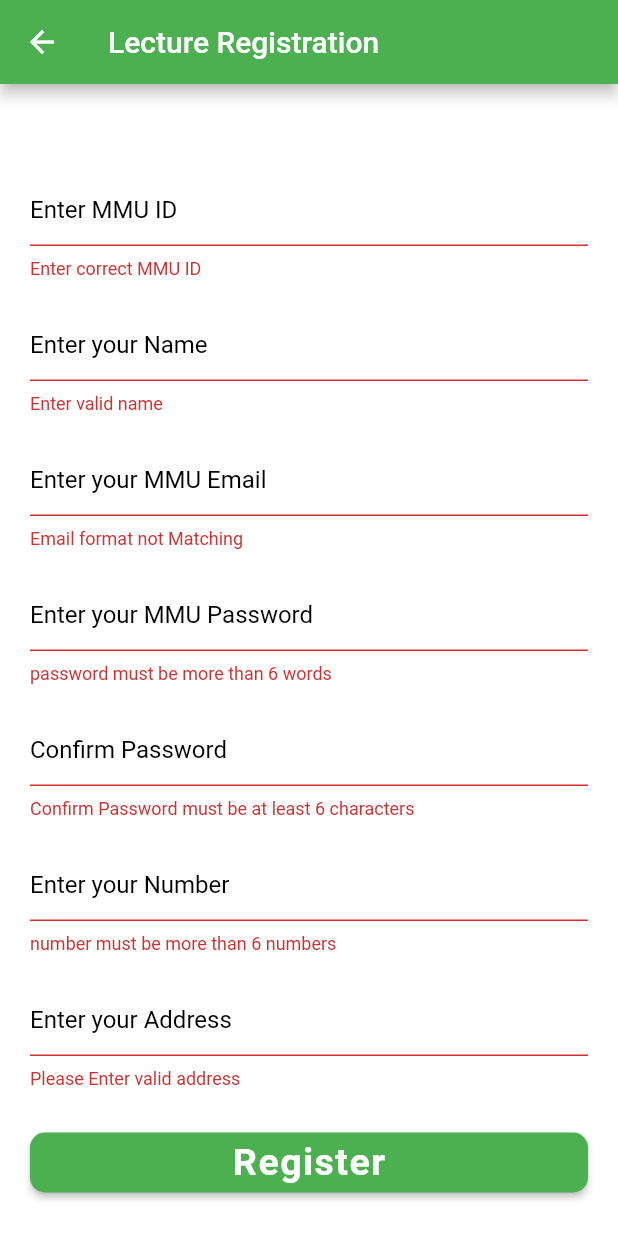
After one commit to Hiroaki-hey-jude/sef3, a Flutter app: the LectureSignUpPage screen opened directly, after a tap on "Register", on a phone screen of 412 x 824 dp. The commit adds this screen. Run offline on Flutter 3.47's test engine with Material 2 defaults, Android fonts, the phone set to English and light mode, and no system bars; our stand-ins replace cloud_firestore, firebase_auth, firebase_core; accounts and stored records are empty.

Commit message:
added lecture login and registration features with firebase

```diff
--- a/lib/common_auth.dart
+++ b/lib/common_auth.dart
@@ -8,16 +8,15 @@ Widget commonTextFormField({
   return Container(
     padding: const EdgeInsets.only(left: 20, right: 20, top: 20),
     child: TextFormField(
-      obscureText: true,
       validator: validator,
       controller: textEditingController,
       style: const TextStyle(
-        color: Colors.white,
+        color: Colors.black,
       ),
       decoration: InputDecoration(
         hintText: hintText,
         hintStyle: const TextStyle(
-          color: Colors.white70,
+          color: Colors.black,
         ),
         enabledBorder: const UnderlineInputBorder(
           borderSide: BorderSide(
--- /dev/null
+++ b/lib/screen/lecture_sign_up_page.dart
@@ -0,0 +1,183 @@
+import 'package:flutter/material.dart';
+import 'package:sef/global/email_password_auth.dart';
+import 'package:sef/global/enum.dart';
+import 'package:cloud_firestore/cloud_firestore.dart';
+import 'package:firebase_auth/firebase_auth.dart';
+import 'package:sef/global/reg_exp.dart';
+import 'package:sef/screen/lecture_login_page.dart';
+
+import '../common_auth.dart';
+
+class LectureSignUpPage extends StatefulWidget {
+  const LectureSignUpPage({Key? key}) : super(key: key);
+
+  @override
+  _LectureSignUpPageState createState() => _LectureSignUpPageState();
+}
+
+class _LectureSignUpPageState extends State<LectureSignUpPage> {
+  final GlobalKey<FormState> _signUpKey = GlobalKey();
+  final TextEditingController email = TextEditingController();
+  final TextEditingController lectureId = TextEditingController();
+  final TextEditingController name = TextEditingController();
+  final TextEditingController number = TextEditingController();
+  final TextEditingController address = TextEditingController();
+  final TextEditingController password = TextEditingController();
+  final TextEditingController confPass = TextEditingController();
+  final EmailPasswordAuth emailPasswordAuth = EmailPasswordAuth();
+  @override
+  Widget build(BuildContext context) {
+    return Scaffold(
+      appBar: AppBar(
+        title: const Text('Lecture Registration'),
+      ),
+      backgroundColor: Colors.white,
+      body: Container(
+        child: ListView(
+          shrinkWrap: true,
+          children: [
+            Container(
+              height: MediaQuery.of(context).size.height,
+              width: MediaQuery.of(context).size.width,
+              padding: const EdgeInsets.only(top: 40, bottom: 40),
+              child: Form(
+                key: _signUpKey,
+                child: ListView(
+                  children: [
+                    commonTextFormField(
+                      hintText: 'Enter MMU ID',
+                      validator: (inputVal) {
+                        if (inputVal!.isEmpty) {
+                          return 'Enter correct MMU ID';
+                        }
+                        return null;
+                      },
+                      textEditingController: lectureId,
+                    ),
+                    commonTextFormField(
+                      hintText: 'Enter your Name',
+                      validator: (inputVal) {
+                        if (inputVal!.length < 3) {
+                          return 'Enter valid name';
+                        }
+                        return null;
+                      },
+                      textEditingController: name,
+                    ),
+                    commonTextFormField(
+                      hintText: 'Enter your MMU Email',
+                      validator: (inputVal) {
+                        if (!emailRegex.hasMatch(inputVal.toString())) {
+                          return 'Email format not Matching';
+                        }
+                        return null;
+                      },
+                      textEditingController: email,
+                    ),
+                    commonTextFormField(
+                      hintText: 'Enter your MMU Password',
+                      validator: (inputVal) {
+                        if (inputVal!.length < 6) {
+                          return 'password must be more than 6 words';
+                        }
+                        return null;
+                      },
+                      textEditingController: password,
+                    ),
+                    commonTextFormField(
+                      hintText: 'Confirm Password',
+                      validator: (inputVal) {
+                        if (inputVal!.length < 6) {
+                          return 'Confirm Password must be at least 6 characters';
+                        }
+                        if (password.text != confPass.text) {
+                          return 'Confirm password and Password not same';
+                        }
+                        return null;
+                      },
+                      textEditingController: confPass,
+                    ),
+                    commonTextFormField(
+                      hintText: 'Enter your Number',
+                      validator: (inputVal) {
+                        if (inputVal!.length < 6) {
+                          return 'number must be more than 6 numbers';
+                        }
+                        return null;
+                      },
+                      textEditingController: number,
+                    ),
+                    commonTextFormField(
+                      hintText: 'Enter your Address',
+                      validator: (inputVal) {
+                        if (inputVal!.length < 6) {
+                          return 'Please Enter valid address';
+                        }
+                        return null;
+                      },
+                      textEditingController: address,
+                    ),
+                    signUpAuthButton(context, 'Register'),
+                  ],
+                ),
+              ),
+            ),
+          ],
+        ),
+      ),
+    );
+  }
+
+  Widget signUpAuthButton(BuildContext context, String buttonName) {
+    return Padding(
+      padding: const EdgeInsets.only(left: 20, right: 20, top: 25),
+      child: ElevatedButton(
+        style: ElevatedButton.styleFrom(
+          minimumSize: Size(MediaQuery.of(context).size.width - 60, 40),
+          shape: const RoundedRectangleBorder(
+            borderRadius: BorderRadius.all(Radius.circular(10)),
+          ),
+        ),
+        child: Text(
+          buttonName,
+          style: const TextStyle(
+            fontSize: 25,
+            letterSpacing: 1.0,
+            fontWeight: FontWeight.bold,
+          ),
+        ),
+        onPressed: () async {
+          if (_signUpKey.currentState!.validate()) {
+            print('validated');
+
+            FirebaseFirestore.instance.collection('lectures')
+                .add({
+              'address': address.text,
+              'id': lectureId.text,
+              'email': email.text,
+              'name': name.text,
+              'number': number.text,
+              'password': password.text
+            }).then((value) => print(value.id));
+
+            final EmailSignResults response = await emailPasswordAuth
+                .signUpAuth(
+                email: email.text, password: password.text);
+            if (response == EmailSignResults.SignUpCompleted) {
+              Navigator.push(context, MaterialPageRoute(builder: (_) => LectureLoginPage()));
+            } else {
+              final String message =
+              response == EmailSignResults.EmailAlreadyPresent
+                  ? 'Email already Present'
+                  : 'Sign Up Completed';
+              ScaffoldMessenger.of(context)
+                  .showSnackBar(SnackBar(content: Text(message)));
+            }
+          } else {
+            print('not Validated');
+          }
+        },
+      ),
+    );
+  }
+}
```
Also changed, not shown: lib/first_page.dart (+9 -3 lines), lib/screen/admin_login_page.dart (+150 -150 lines), lib/screen/admin_main.dart (+15 -15 lines), lib/screen/lecture_login_page.dart (added, +150 -0 lines), lib/screen/lecture_main.dart (added, +17 -0 lines).
